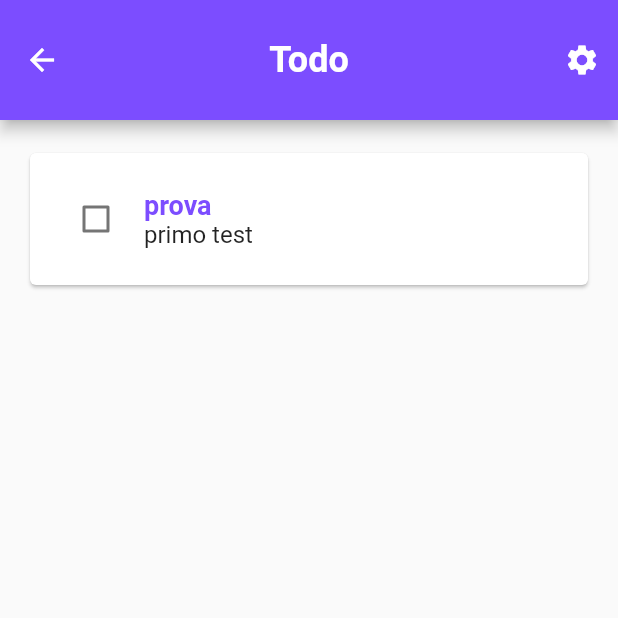
After one commit to Asciugano/focus_buddy, a Flutter app: the screen it shows after launch, after a tap on "Avanti", after a tap on "Todo", on a phone screen of 412 x 824 dp, the top half of it. The commit adds this screen. Run offline on Flutter 3.47's test engine with Material 3 defaults, Android fonts, the phone set to English and light mode, and no system bars; our stand-ins replace just_audio, lottie, percent_indicator, shared_preferences, vibration.

Commit message:
aggiunta la possibilita di allargare la vista dei todo e limitata la vista nella homePage a 3 todo

```diff
--- a/lib/views/pages/home_page.dart
+++ b/lib/views/pages/home_page.dart
@@ -1,8 +1,6 @@
 import 'package:flutter/material.dart';
-import 'package:focus_buddy/data/constaints.dart';
 import 'package:focus_buddy/data/notifiers.dart';
-import 'package:focus_buddy/views/widgets/section_widget.dart';
-import 'package:focus_buddy/views/widgets/todo_widget.dart';
+import 'package:focus_buddy/views/widgets/todo_section_widget.dart';
 
 class HomePage extends StatefulWidget {
   const HomePage({super.key});
--- /dev/null
+++ b/lib/views/pages/todo_section_full_screen.dart
@@ -0,0 +1,40 @@
+import 'package:flutter/material.dart';
+import 'package:focus_buddy/data/constaints.dart';
+import 'package:focus_buddy/data/notifiers.dart';
+import 'package:focus_buddy/views/pages/settings_page.dart';
+import 'package:focus_buddy/data/classes/todo.dart';
+import 'package:focus_buddy/views/widgets/todo_widget.dart';
+
+class SectionFullScreen extends StatelessWidget {
+  const SectionFullScreen({super.key, required this.title});
+
+  final String title;
+
+  @override
+  Widget build(BuildContext context) {
+    return Scaffold(
+      appBar: KAppBar.appBar(title, [
+        IconButton(
+          onPressed: () => Navigator.push(
+            context,
+            MaterialPageRoute(builder: (context) => SettingsPage()),
+          ),
+          icon: Icon(Icons.settings),
+        ),
+      ]),
+      body: ValueListenableBuilder(
+        valueListenable: todoListNotifier,
+        builder: (context, todoList, _) {
+          return ListView.builder(
+            padding: const EdgeInsets.all(16),
+            itemCount: todoList.length,
+            itemBuilder: (context, index) {
+              final Todo todo = todoList[index];
+              return TodoWidget(todo: todo);
+            },
+          );
+        },
+      ),
+    );
+  }
+}
--- a/lib/views/widgets/section_widget.dart
+++ /dev/null
@@ -1,32 +0,0 @@
-import 'package:flutter/material.dart';
-import 'package:focus_buddy/data/constaints.dart';
-import 'package:focus_buddy/data/notifiers.dart';
-import 'package:focus_buddy/views/widgets/todo_widget.dart';
-
-class SectionWidget extends StatelessWidget {
-  const SectionWidget({super.key, required this.title});
-
-  final String title;
-
-  @override
-  Widget build(BuildContext context) {
-    return ValueListenableBuilder(valueListenable: todoListNotifier, builder: (context, todoList, _) {
-      return Card(
-        color: Theme.of(context).colorScheme.surfaceContainer,
-        shape: RoundedRectangleBorder(borderRadius: BorderRadius.circular(16)),
-        margin: const EdgeInsets.symmetric(horizontal: 16, vertical: 8),
-        child: Padding(
-          padding: const EdgeInsets.all(16),
-          child: Column(
-            crossAxisAlignment: CrossAxisAlignment.start,
-            children: [
-              Text(title, style: KTextStyle.titleText()),
-              const SizedBox(height: 12),
-              ...todoList.map((todo) => TodoWidget(todo: todo)),
-            ],
-          ),
-        ),
-      );
-    });
-  }
-}
--- /dev/null
+++ b/lib/views/widgets/todo_section_widget.dart
@@ -0,0 +1,48 @@
+import 'package:flutter/material.dart';
+import 'package:focus_buddy/data/constaints.dart';
+import 'package:focus_buddy/data/notifiers.dart';
+import 'package:focus_buddy/views/pages/todo_section_full_screen.dart';
+import 'package:focus_buddy/views/widgets/todo_widget.dart';
+
+class SectionWidget extends StatelessWidget {
+  const SectionWidget({super.key, required this.title});
+
+  final String title;
+
+  @override
+  Widget build(BuildContext context) {
+    return ValueListenableBuilder(
+      valueListenable: todoListNotifier,
+      builder: (context, todoList, _) {
+        return GestureDetector(
+          onTap: () {
+            Navigator.push(
+              context,
+              MaterialPageRoute(
+                builder: (context) => SectionFullScreen(title: title),
+              ),
+            );
+          },
+          child: Card(
+            color: Theme.of(context).colorScheme.surfaceContainer,
+            shape: RoundedRectangleBorder(
+              borderRadius: BorderRadius.circular(16),
+            ),
+            margin: const EdgeInsets.symmetric(horizontal: 16, vertical: 8),
+            child: Padding(
+              padding: const EdgeInsets.all(16),
+              child: Column(
+                crossAxisAlignment: CrossAxisAlignment.start,
+                children: [
+                  Text(title, style: KTextStyle.titleText()),
+                  const SizedBox(height: 12),
+                  ...todoList.take(3).map((todo) => TodoWidget(todo: todo)),
+                ],
+              ),
+            ),
+          ),
+        );
+      },
+    );
+  }
+}
```
